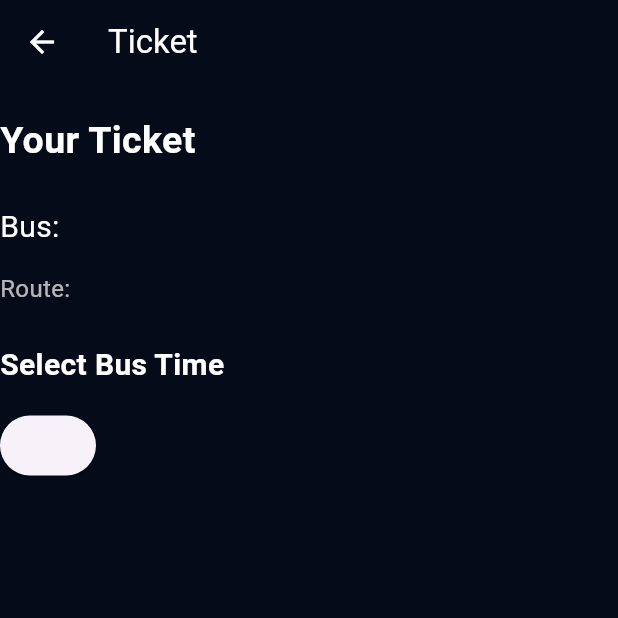
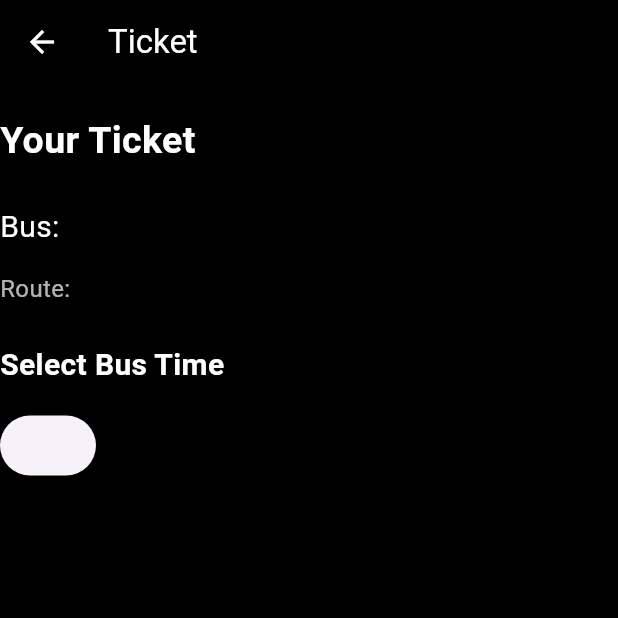
Before and after one commit to Rabmaya/Routewise-, a Flutter app: the TicketPage screen opened directly with empty values, on a phone screen of 412 x 824 dp, the top half of it. Run offline on Flutter 3.47's test engine with Material 3 defaults, Android fonts, the phone set to English and light mode, and no system bars.

Commit message:
Update  ticket page

```diff
--- a/lib/ticket_page.dart
+++ b/lib/ticket_page.dart
@@ -19,10 +19,10 @@ class TicketPage extends StatelessWidget {
     List<String> times = time.split(',');
 
     return Scaffold(
-      backgroundColor:  Color(0xff050b18),
+      backgroundColor: Colors.black,
 
       appBar: AppBar(
-        backgroundColor:  Color(0xff050b18),
+        backgroundColor:  Colors.black,
         foregroundColor: Colors.white,
         title: Text("Ticket"),
         leading: IconButton(
```
